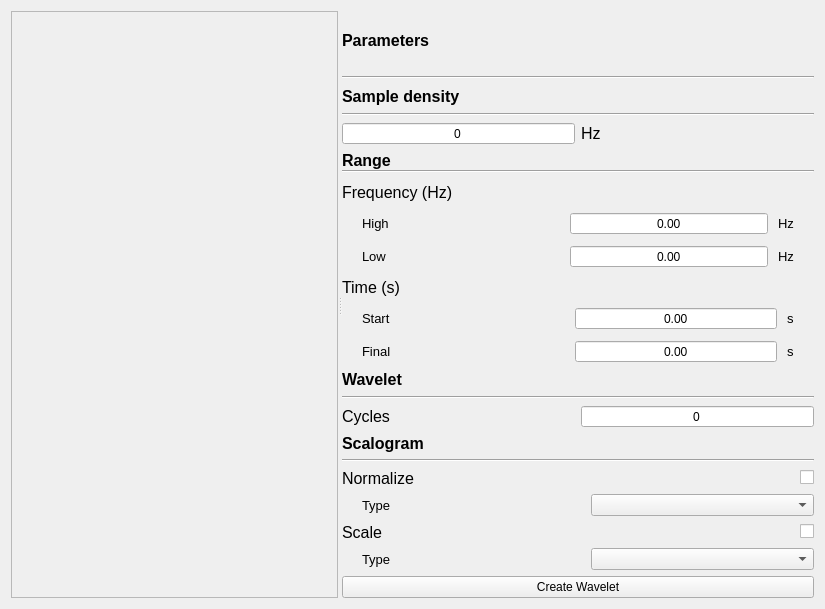
Old version of the form plugins/analysis/time_frequency/wavelet/wavelet_plugin.ui in the repository GAMMA-BOARD-FTD-PACC/gamma-lab-desktop-app.
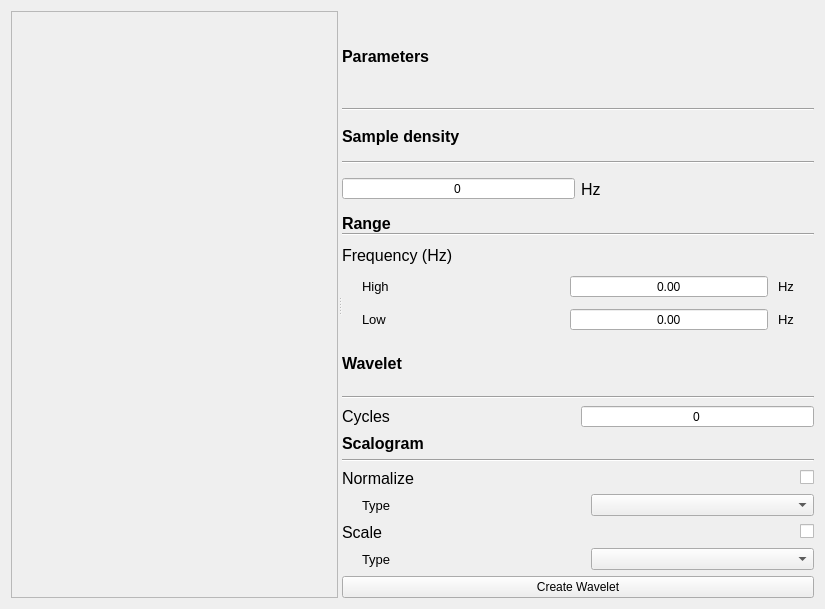
New version of the form.

Commit message: fix(wavelet): fixing visualization in Windows OS #18

Diff of the .ui file:
```diff
--- a/plugins/analysis/time_frequency/wavelet/wavelet_plugin.ui
+++ b/plugins/analysis/time_frequency/wavelet/wavelet_plugin.ui
@@ -314,174 +314,6 @@
            </item>
           </layout>
          </item>
-         <item>
-          <layout class="QVBoxLayout" name="verticalLayout_2">
-           <item>
-            <widget class="QLabel" name="timeLabel">
-             <property name="font">
-              <font>
-               <pointsize>12</pointsize>
-              </font>
-             </property>
-             <property name="text">
-              <string>Time (s)</string>
-             </property>
-            </widget>
-           </item>
-           <item>
-            <layout class="QHBoxLayout" name="horizontalLayout_5">
-             <item>
-              <spacer name="horizontalSpacer_7">
-               <property name="orientation">
-                <enum>Qt::Horizontal</enum>
-               </property>
-               <property name="sizeType">
-                <enum>QSizePolicy::Fixed</enum>
-               </property>
-               <property name="sizeHint" stdset="0">
-                <size>
-                 <width>20</width>
-                 <height>20</height>
-                </size>
-               </property>
-              </spacer>
-             </item>
-             <item>
-              <widget class="QLabel" name="startLabel">
-               <property name="font">
-                <font>
-                 <pointsize>10</pointsize>
-                </font>
-               </property>
-               <property name="text">
-                <string>Start</string>
-               </property>
-              </widget>
-             </item>
-             <item>
-              <widget class="QDoubleSpinBox" name="startSpinBox">
-               <property name="alignment">
-                <set>Qt::AlignCenter</set>
-               </property>
-               <property name="buttonSymbols">
-                <enum>QAbstractSpinBox::NoButtons</enum>
-               </property>
-              </widget>
-             </item>
-             <item>
-              <widget class="QLabel" name="sStartLabel">
-               <property name="sizePolicy">
-                <sizepolicy hsizetype="Fixed" vsizetype="Preferred">
-                 <horstretch>0</horstretch>
-                 <verstretch>0</verstretch>
-                </sizepolicy>
-               </property>
-               <property name="font">
-                <font>
-                 <pointsize>10</pointsize>
-                </font>
-               </property>
-               <property name="text">
-                <string>s</string>
-               </property>
-              </widget>
-             </item>
-             <item>
-              <spacer name="horizontalSpacer_4">
-               <property name="orientation">
-                <enum>Qt::Horizontal</enum>
-               </property>
-               <property name="sizeType">
-                <enum>QSizePolicy::Preferred</enum>
-               </property>
-               <property name="sizeHint" stdset="0">
-                <size>
-                 <width>20</width>
-                 <height>20</height>
-                </size>
-               </property>
-              </spacer>
-             </item>
-            </layout>
-           </item>
-           <item>
-            <layout class="QHBoxLayout" name="horizontalLayout_4">
-             <item>
-              <spacer name="horizontalSpacer_8">
-               <property name="orientation">
-                <enum>Qt::Horizontal</enum>
-               </property>
-               <property name="sizeType">
-                <enum>QSizePolicy::Fixed</enum>
-               </property>
-               <property name="sizeHint" stdset="0">
-                <size>
-                 <width>20</width>
-                 <height>20</height>
-                </size>
-               </property>
-              </spacer>
-             </item>
-             <item>
-              <widget class="QLabel" name="finalLabel">
-               <property name="font">
-                <font>
-                 <pointsize>10</pointsize>
-                </font>
-               </property>
-               <property name="text">
-                <string>Final</string>
-               </property>
-              </widget>
-             </item>
-             <item>
-              <widget class="QDoubleSpinBox" name="finalSpinBox">
-               <property name="alignment">
-                <set>Qt::AlignCenter</set>
-               </property>
-               <property name="buttonSymbols">
-                <enum>QAbstractSpinBox::NoButtons</enum>
-               </property>
-              </widget>
-             </item>
-             <item>
-              <widget class="QLabel" name="sFinalLabel">
-               <property name="sizePolicy">
-                <sizepolicy hsizetype="Fixed" vsizetype="Preferred">
-                 <horstretch>0</horstretch>
-                 <verstretch>0</verstretch>
-                </sizepolicy>
-               </property>
-               <property name="font">
-                <font>
-                 <pointsize>10</pointsize>
-                </font>
-               </property>
-               <property name="text">
-                <string>s</string>
-               </property>
-              </widget>
-             </item>
-             <item>
-              <spacer name="horizontalSpacer_3">
-               <property name="orientation">
-                <enum>Qt::Horizontal</enum>
-               </property>
-               <property name="sizeType">
-                <enum>QSizePolicy::Preferred</enum>
-               </property>
-               <property name="sizeHint" stdset="0">
-                <size>
-                 <width>20</width>
-                 <height>20</height>
-                </size>
-               </property>
-              </spacer>
-             </item>
-            </layout>
-           </item>
-          </layout>
-         </item>
         </layout>
        </item>
        <item>
```
The commit also changes 3 other files.
